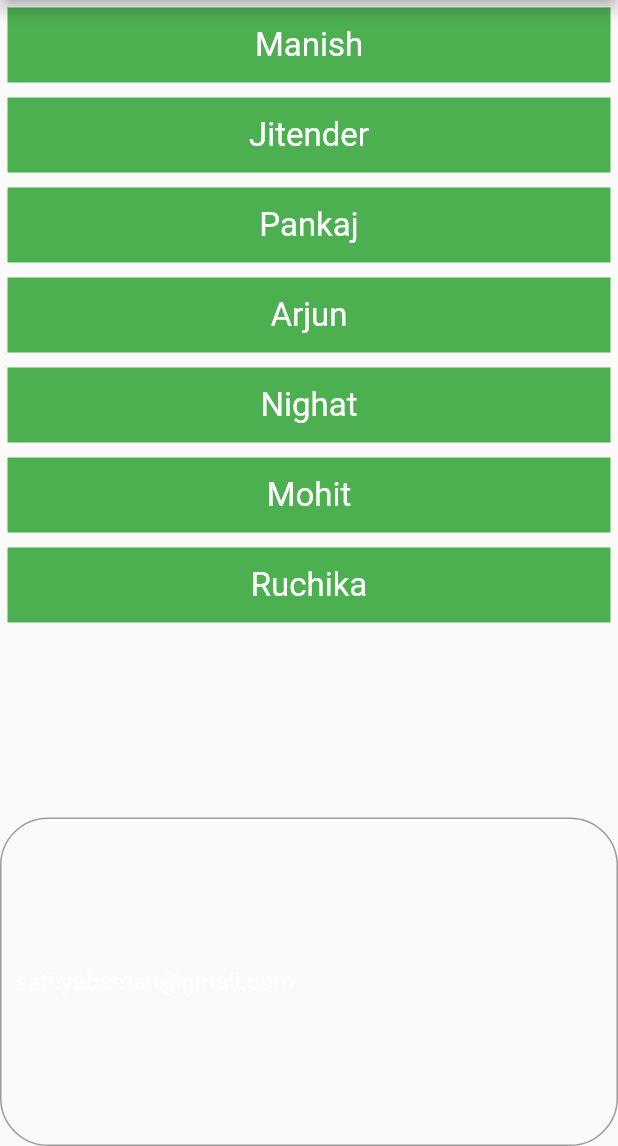
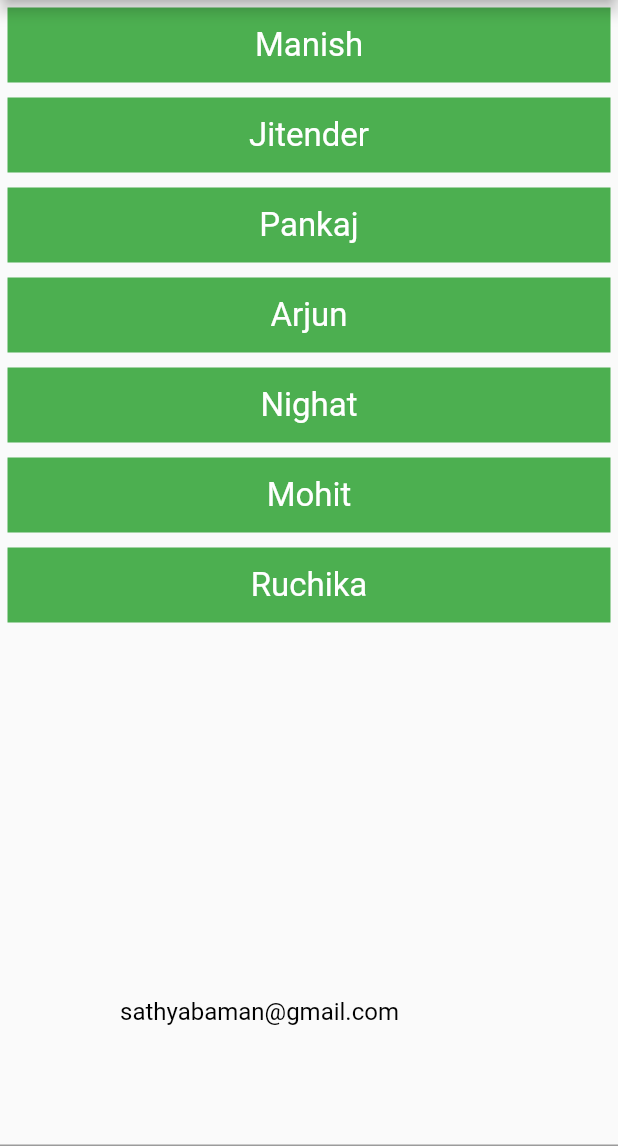
Before and after one commit to arjun-doel/first_flutter_app, a Flutter app: the screen it shows after launch, on a phone screen of 412 x 824 dp, the part 90-1236 px from its top. Run offline on Flutter 3.47's test engine with Material 2 defaults, Android fonts, the phone set to English and light mode, and no system bars.

Commit message:
moved text form

```diff
--- a/lib/main.dart
+++ b/lib/main.dart
@@ -74,13 +74,10 @@ class MyCustomFormState extends State<MyCustomForm> {
       keyboardType: TextInputType.emailAddress,
       autofocus: false,
       initialValue: 'sathyabaman@gmail.com',
-      style: new TextStyle(fontWeight: FontWeight.normal, color: Colors.white),
-      decoration: InputDecoration(
-        hintText: 'Email',
-        contentPadding:
-            new EdgeInsets.symmetric(vertical: 100.0, horizontal: 10.0),
-        border: OutlineInputBorder(borderRadius: BorderRadius.circular(32.0)),
-      ),
+      style: new TextStyle(fontWeight: FontWeight.normal, color: Colors.black),
+      decoration: new InputDecoration(
+          hintText: "Enter Something",
+          contentPadding: const EdgeInsets.all(80.0)),
     );
   }
 }
```
Also changed, not shown: flutter_01.png (added).
